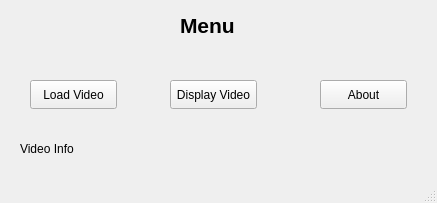
hilmandayo/pymagextractor, file frontend/home.ui: the form before one commit.
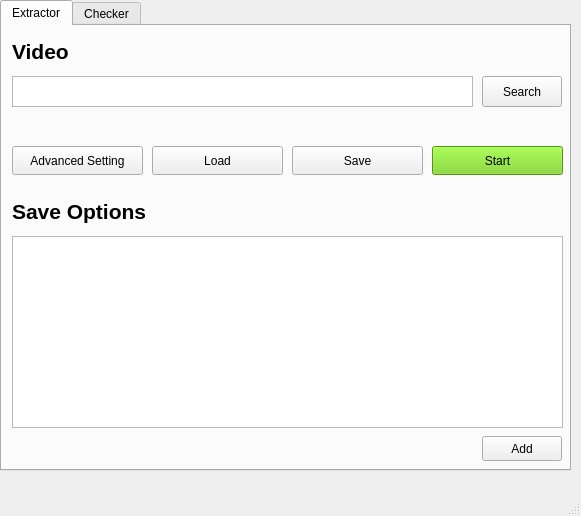
The form after the commit.

Commit message: Set design home screen

```diff
--- a/frontend/home.ui
+++ b/frontend/home.ui
@@ -6,85 +6,609 @@
    <rect>
     <x>0</x>
     <y>0</y>
-    <width>437</width>
-    <height>203</height>
+    <width>581</width>
+    <height>516</height>
    </rect>
   </property>
   <property name="windowTitle">
    <string>Pymagextractor</string>
   </property>
   <widget class="QWidget" name="centralwidget">
-   <widget class="QPushButton" name="pushButton_display">
+   <widget class="QTabWidget" name="tabWidget">
     <property name="geometry">
      <rect>
-      <x>170</x>
-      <y>80</y>
-      <width>87</width>
-      <height>29</height>
+      <x>0</x>
+      <y>0</y>
+      <width>571</width>
+      <height>471</height>
      </rect>
     </property>
-    <property name="text">
-     <string>Display Video</string>
+    <property name="currentIndex">
+     <number>0</number>
     </property>
-   </widget>
-   <widget class="QLabel" name="label">
-    <property name="geometry">
-     <rect>
-      <x>180</x>
-      <y>10</y>
-      <width>61</width>
-      <height>31</height>
-     </rect>
-    </property>
-    <property name="font">
-     <font>
-      <pointsize>16</pointsize>
-      <weight>75</weight>
-      <bold>true</bold>
-     </font>
-    </property>
-    <property name="text">
-     <string>Menu</string>
-    </property>
-   </widget>
-   <widget class="QPushButton" name="pushButton_about">
-    <property name="geometry">
-     <rect>
-      <x>320</x>
-      <y>80</y>
-      <width>87</width>
-      <height>29</height>
-     </rect>
-    </property>
-    <property name="text">
-     <string>About</string>
-    </property>
-   </widget>
-   <widget class="QPushButton" name="pushButton_load">
-    <property name="geometry">
-     <rect>
-      <x>30</x>
-      <y>80</y>
-      <width>87</width>
-      <height>29</height>
-     </rect>
-    </property>
-    <property name="text">
-     <string>Load Video</string>
-    </property>
-   </widget>
-   <widget class="QLabel" name="label_video">
-    <property name="geometry">
-     <rect>
-      <x>20</x>
-      <y>140</y>
-      <width>401</width>
-      <height>17</height>
-     </rect>
-    </property>
-    <property name="text">
-     <string>Video Info</string>
-    </property>
+    <widget class="QWidget" name="extractor_tab">
+     <attribute name="title">
+      <string>Extractor</string>
+     </attribute>
+     <widget class="QLabel" name="label">
+      <property name="geometry">
+       <rect>
+        <x>10</x>
+        <y>10</y>
+        <width>61</width>
+        <height>31</height>
+       </rect>
+      </property>
+      <property name="font">
+       <font>
+        <pointsize>16</pointsize>
+        <weight>75</weight>
+        <bold>true</bold>
+       </font>
+      </property>
+      <property name="text">
+       <string>Video</string>
+      </property>
+     </widget>
+     <widget class="QPushButton" name="save_bnt">
+      <property name="geometry">
+       <rect>
+        <x>290</x>
+        <y>120</y>
+        <width>131</width>
+        <height>29</height>
+       </rect>
+      </property>
+      <property name="text">
+       <string>Save</string>
+      </property>
+     </widget>
+     <widget class="QPushButton" name="load_bnt">
+      <property name="geometry">
+       <rect>
+        <x>150</x>
+        <y>120</y>
+        <width>131</width>
+        <height>29</height>
+       </rect>
+      </property>
+      <property name="text">
+       <string>Load</string>
+      </property>
+     </widget>
+     <widget class="QPushButton" name="adv_bnt">
+      <property name="geometry">
+       <rect>
+        <x>10</x>
+        <y>120</y>
+        <width>131</width>
+        <height>29</height>
+       </rect>
+      </property>
+      <property name="text">
+       <string>Advanced Setting</string>
+      </property>
+     </widget>
+     <widget class="QLabel" name="label_3">
+      <property name="geometry">
+       <rect>
+        <x>10</x>
+        <y>170</y>
+        <width>141</width>
+        <height>31</height>
+       </rect>
+      </property>
+      <property name="font">
+       <font>
+        <pointsize>16</pointsize>
+        <weight>75</weight>
+        <bold>true</bold>
+       </font>
+      </property>
+      <property name="text">
+       <string>Save Options</string>
+      </property>
+     </widget>
+     <widget class="QListWidget" name="object_list">
+      <property name="geometry">
+       <rect>
+        <x>10</x>
+        <y>210</y>
+        <width>551</width>
+        <height>192</height>
+       </rect>
+      </property>
+     </widget>
+     <widget class="QPushButton" name="start_bnt">
+      <property name="geometry">
+       <rect>
+        <x>430</x>
+        <y>120</y>
+        <width>131</width>
+        <height>29</height>
+       </rect>
+      </property>
+      <property name="palette">
+       <palette>
+        <active>
+         <colorrole role="WindowText">
+          <brush brushstyle="SolidPattern">
+           <color alpha="255">
+            <red>0</red>
+            <green>0</green>
+            <blue>0</blue>
+           </color>
+          </brush>
+         </colorrole>
+         <colorrole role="Button">
+          <brush brushstyle="SolidPattern">
+           <color alpha="255">
+            <red>115</red>
+            <green>210</green>
+            <blue>22</blue>
+           </color>
+          </brush>
+         </colorrole>
+         <colorrole role="Light">
+          <brush brushstyle="SolidPattern">
+           <color alpha="255">
+            <red>170</red>
+            <green>255</green>
+            <blue>87</blue>
+           </color>
+          </brush>
+         </colorrole>
+         <colorrole role="Midlight">
+          <brush brushstyle="SolidPattern">
+           <color alpha="255">
+            <red>142</red>
+            <green>232</green>
+            <blue>54</blue>
+           </color>
+          </brush>
+         </colorrole>
+         <colorrole role="Dark">
+          <brush brushstyle="SolidPattern">
+           <color alpha="255">
+            <red>57</red>
+            <green>105</green>
+            <blue>11</blue>
+           </color>
+          </brush>
+         </colorrole>
+         <colorrole role="Mid">
+          <brush brushstyle="SolidPattern">
+           <color alpha="255">
+            <red>76</red>
+            <green>140</green>
+            <blue>14</blue>
+           </color>
+          </brush>
+         </colorrole>
+         <colorrole role="Text">
+          <brush brushstyle="SolidPattern">
+           <color alpha="255">
+            <red>0</red>
+            <green>0</green>
+            <blue>0</blue>
+           </color>
+          </brush>
+         </colorrole>
+         <colorrole role="BrightText">
+          <brush brushstyle="SolidPattern">
+           <color alpha="255">
+            <red>255</red>
+            <green>255</green>
+            <blue>255</blue>
+           </color>
+          </brush>
+         </colorrole>
+         <colorrole role="ButtonText">
+          <brush brushstyle="SolidPattern">
+           <color alpha="255">
+            <red>0</red>
+            <green>0</green>
+            <blue>0</blue>
+           </color>
+          </brush>
+         </colorrole>
+         <colorrole role="Base">
+          <brush brushstyle="SolidPattern">
+           <color alpha="255">
+            <red>255</red>
+            <green>255</green>
+            <blue>255</blue>
+           </color>
+          </brush>
+         </colorrole>
+         <colorrole role="Window">
+          <brush brushstyle="SolidPattern">
+           <color alpha="255">
+            <red>115</red>
+            <green>210</green>
+            <blue>22</blue>
+           </color>
+          </brush>
+         </colorrole>
+         <colorrole role="Shadow">
+          <brush brushstyle="SolidPattern">
+           <color alpha="255">
+            <red>0</red>
+            <green>0</green>
+            <blue>0</blue>
+           </color>
+          </brush>
+         </colorrole>
+         <colorrole role="AlternateBase">
+          <brush brushstyle="SolidPattern">
+           <color alpha="255">
+            <red>185</red>
+            <green>232</green>
+            <blue>138</blue>
+           </color>
+          </brush>
+         </colorrole>
+         <colorrole role="ToolTipBase">
+          <brush brushstyle="SolidPattern">
+           <color alpha="255">
+            <red>255</red>
+            <green>255</green>
+            <blue>220</blue>
+           </color>
+          </brush>
+         </colorrole>
+         <colorrole role="ToolTipText">
+          <brush brushstyle="SolidPattern">
+           <color alpha="255">
+            <red>0</red>
+            <green>0</green>
+            <blue>0</blue>
+           </color>
+          </brush>
+         </colorrole>
+        </active>
+        <inactive>
+         <colorrole role="WindowText">
+          <brush brushstyle="SolidPattern">
+           <color alpha="255">
+            <red>0</red>
+            <green>0</green>
+            <blue>0</blue>
+           </color>
+          </brush>
+         </colorrole>
+         <colorrole role="Button">
+          <brush brushstyle="SolidPattern">
+           <color alpha="255">
+            <red>115</red>
+            <green>210</green>
+            <blue>22</blue>
+           </color>
+          </brush>
+         </colorrole>
+         <colorrole role="Light">
+          <brush brushstyle="SolidPattern">
+           <color alpha="255">
+            <red>170</red>
+            <green>255</green>
+            <blue>87</blue>
+           </color>
+          </brush>
+         </colorrole>
+         <colorrole role="Midlight">
+          <brush brushstyle="SolidPattern">
+           <color alpha="255">
+            <red>142</red>
+            <green>232</green>
+            <blue>54</blue>
+           </color>
+          </brush>
+         </colorrole>
+         <colorrole role="Dark">
+          <brush brushstyle="SolidPattern">
+           <color alpha="255">
+            <red>57</red>
+            <green>105</green>
+            <blue>11</blue>
+           </color>
+          </brush>
+         </colorrole>
+         <colorrole role="Mid">
+          <brush brushstyle="SolidPattern">
+           <color alpha="255">
+            <red>76</red>
+            <green>140</green>
+            <blue>14</blue>
+           </color>
+          </brush>
+         </colorrole>
+         <colorrole role="Text">
+          <brush brushstyle="SolidPattern">
+           <color alpha="255">
+            <red>0</red>
+            <green>0</green>
+            <blue>0</blue>
+           </color>
+          </brush>
+         </colorrole>
+         <colorrole role="BrightText">
+          <brush brushstyle="SolidPattern">
+           <color alpha="255">
+            <red>255</red>
+            <green>255</green>
+            <blue>255</blue>
+           </color>
+          </brush>
+         </colorrole>
+         <colorrole role="ButtonText">
+          <brush brushstyle="SolidPattern">
+           <color alpha="255">
+            <red>0</red>
+            <green>0</green>
+            <blue>0</blue>
+           </color>
+          </brush>
+         </colorrole>
+         <colorrole role="Base">
+          <brush brushstyle="SolidPattern">
+           <color alpha="255">
+            <red>255</red>
+            <green>255</green>
+            <blue>255</blue>
+           </color>
+          </brush>
+         </colorrole>
+         <colorrole role="Window">
+          <brush brushstyle="SolidPattern">
+           <color alpha="255">
+            <red>115</red>
+            <green>210</green>
+            <blue>22</blue>
+           </color>
+          </brush>
+         </colorrole>
+         <colorrole role="Shadow">
+          <brush brushstyle="SolidPattern">
+           <color alpha="255">
+            <red>0</red>
+            <green>0</green>
+            <blue>0</blue>
+           </color>
+          </brush>
+         </colorrole>
+         <colorrole role="AlternateBase">
+          <brush brushstyle="SolidPattern">
+           <color alpha="255">
+            <red>185</red>
+            <green>232</green>
+            <blue>138</blue>
+           </color>
+          </brush>
+         </colorrole>
+         <colorrole role="ToolTipBase">
+          <brush brushstyle="SolidPattern">
+           <color alpha="255">
+            <red>255</red>
+            <green>255</green>
+            <blue>220</blue>
+           </color>
+          </brush>
+         </colorrole>
+         <colorrole role="ToolTipText">
+          <brush brushstyle="SolidPattern">
+           <color alpha="255">
+            <red>0</red>
+            <green>0</green>
+            <blue>0</blue>
+           </color>
+          </brush>
+         </colorrole>
+        </inactive>
+        <disabled>
+         <colorrole role="WindowText">
+          <brush brushstyle="SolidPattern">
+           <color alpha="255">
+            <red>57</red>
+            <green>105</green>
+            <blue>11</blue>
+           </color>
+          </brush>
+         </colorrole>
+         <colorrole role="Button">
+          <brush brushstyle="SolidPattern">
+           <color alpha="255">
+            <red>115</red>
+            <green>210</green>
+            <blue>22</blue>
+           </color>
+          </brush>
+         </colorrole>
+         <colorrole role="Light">
+          <brush brushstyle="SolidPattern">
+           <color alpha="255">
+            <red>170</red>
+            <green>255</green>
+            <blue>87</blue>
+           </color>
+          </brush>
+         </colorrole>
+         <colorrole role="Midlight">
+          <brush brushstyle="SolidPattern">
+           <color alpha="255">
+            <red>142</red>
+            <green>232</green>
+            <blue>54</blue>
+           </color>
+          </brush>
+         </colorrole>
+         <colorrole role="Dark">
+          <brush brushstyle="SolidPattern">
+           <color alpha="255">
+            <red>57</red>
+            <green>105</green>
+            <blue>11</blue>
+           </color>
+          </brush>
+         </colorrole>
+         <colorrole role="Mid">
+          <brush brushstyle="SolidPattern">
+           <color alpha="255">
+            <red>76</red>
+            <green>140</green>
+            <blue>14</blue>
+           </color>
+          </brush>
+         </colorrole>
+         <colorrole role="Text">
+          <brush brushstyle="SolidPattern">
+           <color alpha="255">
+            <red>57</red>
+            <green>105</green>
+            <blue>11</blue>
+           </color>
+          </brush>
+         </colorrole>
+         <colorrole role="BrightText">
+          <brush brushstyle="SolidPattern">
+           <color alpha="255">
+            <red>255</red>
+            <green>255</green>
+            <blue>255</blue>
+           </color>
+          </brush>
+         </colorrole>
+         <colorrole role="ButtonText">
+          <brush brushstyle="SolidPattern">
+           <color alpha="255">
+            <red>57</red>
+            <green>105</green>
+            <blue>11</blue>
+           </color>
+          </brush>
+         </colorrole>
+         <colorrole role="Base">
+          <brush brushstyle="SolidPattern">
+           <color alpha="255">
+            <red>115</red>
+            <green>210</green>
+            <blue>22</blue>
+           </color>
+          </brush>
+         </colorrole>
+         <colorrole role="Window">
+          <brush brushstyle="SolidPattern">
+           <color alpha="255">
+            <red>115</red>
+            <green>210</green>
+            <blue>22</blue>
+           </color>
+          </brush>
+         </colorrole>
+         <colorrole role="Shadow">
+          <brush brushstyle="SolidPattern">
+           <color alpha="255">
+            <red>0</red>
+            <green>0</green>
+            <blue>0</blue>
+           </color>
+          </brush>
+         </colorrole>
+         <colorrole role="AlternateBase">
+          <brush brushstyle="SolidPattern">
+           <color alpha="255">
+            <red>115</red>
+            <green>210</green>
+            <blue>22</blue>
+           </color>
+          </brush>
+         </colorrole>
+         <colorrole role="ToolTipBase">
+          <brush brushstyle="SolidPattern">
+           <color alpha="255">
+            <red>255</red>
+            <green>255</green>
+            <blue>220</blue>
+           </color>
+          </brush>
+         </colorrole>
+         <colorrole role="ToolTipText">
+          <brush brushstyle="SolidPattern">
+           <color alpha="255">
+            <red>0</red>
+            <green>0</green>
+            <blue>0</blue>
+           </color>
+          </brush>
+         </colorrole>
+        </disabled>
+       </palette>
+      </property>
+      <property name="text">
+       <string>Start</string>
+      </property>
+     </widget>
+     <widget class="QTextBrowser" name="video_browser">
+      <property name="geometry">
+       <rect>
+        <x>10</x>
+        <y>50</y>
+        <width>461</width>
+        <height>31</height>
+       </rect>
+      </property>
+     </widget>
+     <widget class="QPushButton" name="search_bnt">
+      <property name="geometry">
+       <rect>
+        <x>480</x>
+        <y>50</y>
+        <width>80</width>
+        <height>31</height>
+       </rect>
+      </property>
+      <property name="text">
+       <string>Search</string>
+      </property>
+     </widget>
+     <widget class="QPushButton" name="add_bnt">
+      <property name="geometry">
+       <rect>
+        <x>480</x>
+        <y>410</y>
+        <width>80</width>
+        <height>25</height>
+       </rect>
+      </property>
+      <property name="text">
+       <string>Add</string>
+      </property>
+     </widget>
+    </widget>
+    <widget class="QWidget" name="checker_tab">
+     <attribute name="title">
+      <string>Checker</string>
+     </attribute>
+     <widget class="QLabel" name="label_2">
+      <property name="geometry">
+       <rect>
+        <x>200</x>
+        <y>170</y>
+        <width>141</width>
+        <height>51</height>
+       </rect>
+      </property>
+      <property name="font">
+       <font>
+        <pointsize>16</pointsize>
+        <weight>75</weight>
+        <bold>true</bold>
+       </font>
+      </property>
+      <property name="text">
+       <string>Coming Soon</string>
+      </property>
+     </widget>
+    </widget>
    </widget>
   </widget>
   <widget class="QMenuBar" name="menubar">
```
Left out of the diff: 4 changed lines with no effect on the pictures. The commit also changes 8 other files.
